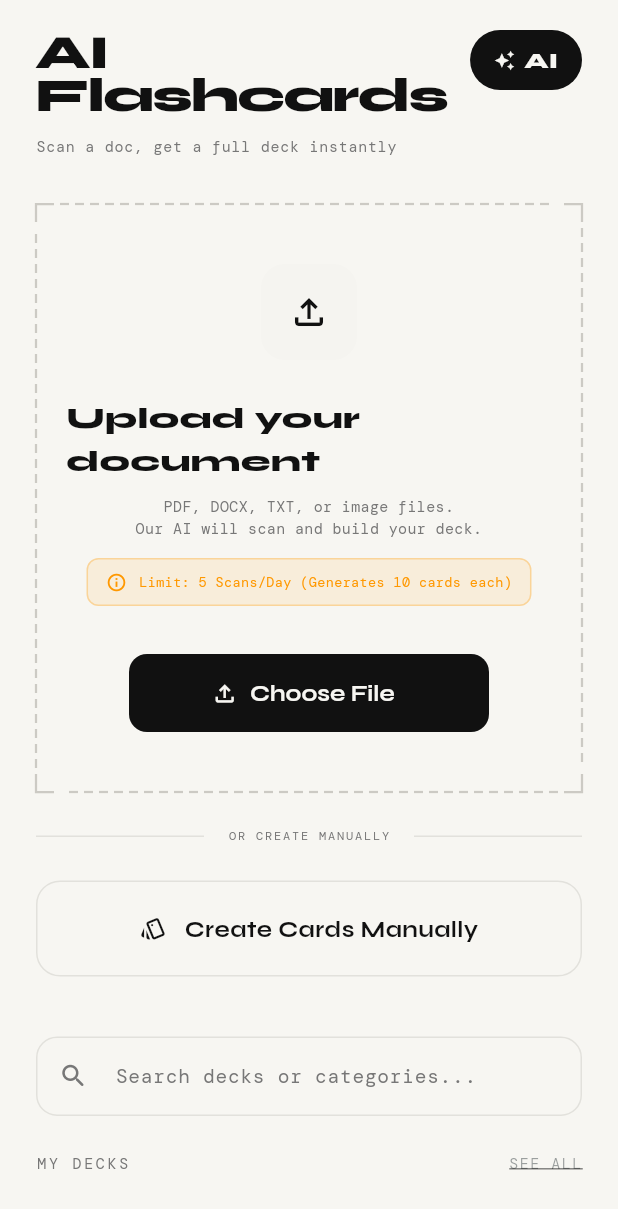
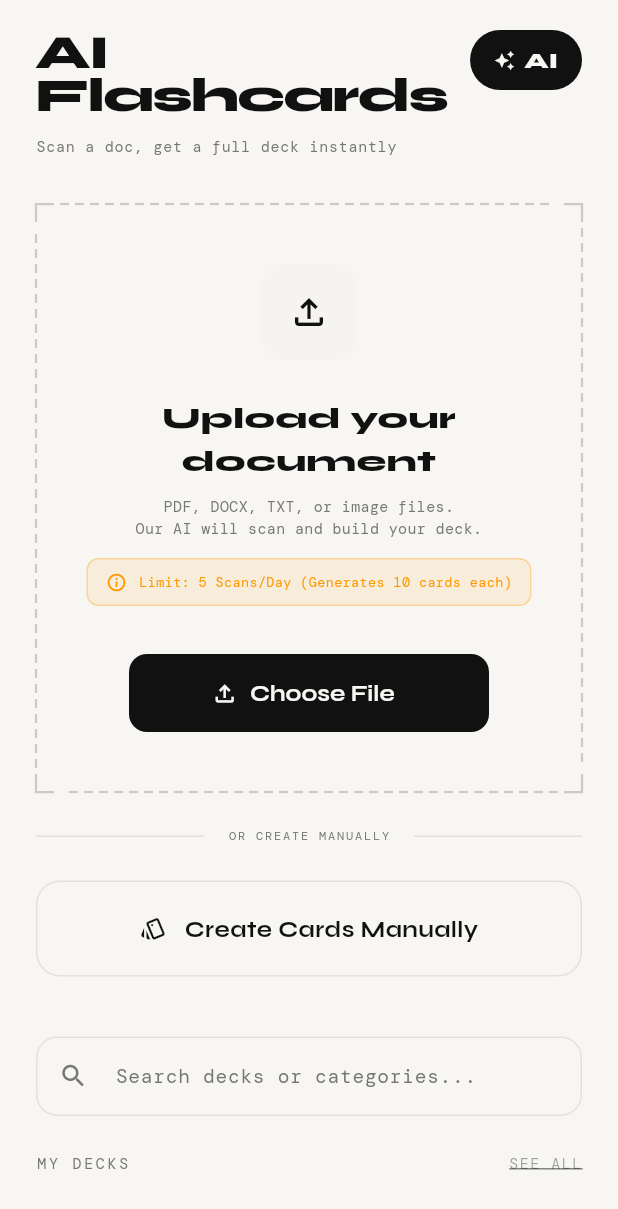
Before and after one commit to granthaielabad/taskquest, a Flutter app: the screen it shows once a user with an empty profile is signed in, item 2 of the bottom bar chosen, after a tap on the "play arrow" icon, on a phone screen of 412 x 824 dp. Shown: the top 1209 px of the screen. Run offline on Flutter 3.47's test engine with Material 3 defaults, Android fonts, the phone set to English and light mode, and no system bars; our stand-ins replace audioplayers, cached_network_image, cloud_firestore, confetti, file_picker, firebase_auth and 8 more; missing offline and left inert: markdown, syncfusion_flutter_pdf; accounts and stored records are empty.

Commit message:
fix: changed some text to a more flexible container and size for the text size slider feature

```diff
--- a/lib/features/games/screens/flashcard_scan_screen.dart
+++ b/lib/features/games/screens/flashcard_scan_screen.dart
@@ -155,7 +155,8 @@ class _FlashcardScanScreenState extends ConsumerState<FlashcardScanScreen> {
             mainAxisAlignment: MainAxisAlignment.spaceBetween,
             crossAxisAlignment: CrossAxisAlignment.start,
             children: [
-              Column(
+              Expanded(
+                child: Column(
                   crossAxisAlignment: CrossAxisAlignment.start,
                   children: [
                     Text(
@@ -165,6 +166,7 @@ class _FlashcardScanScreenState extends ConsumerState<FlashcardScanScreen> {
                         height: 0.9,
                         letterSpacing: -1.2,
                       ),
+                      softWrap: true,
                     ),
                     const SizedBox(height: 12),
                     const Text(
@@ -175,9 +177,12 @@ class _FlashcardScanScreenState extends ConsumerState<FlashcardScanScreen> {
                         letterSpacing: 0.5,
                         color: AppTheme.muted,
                       ),
+                      softWrap: true,
                     ),
                   ],
                 ),
+              ),
+              const SizedBox(width: 12),
               _buildAIBadge(),
             ],
           ),
@@ -552,6 +557,8 @@ class _FlashcardScanScreenState extends ConsumerState<FlashcardScanScreen> {
                 fontWeight: FontWeight.w800,
                 fontSize: 20,
               ),
+              softWrap: true,
+              textAlign: TextAlign.center,
             ),
             const SizedBox(height: 8),
             const Text(
@@ -563,6 +570,7 @@ class _FlashcardScanScreenState extends ConsumerState<FlashcardScanScreen> {
                 height: 1.5,
                 color: AppTheme.muted,
               ),
+              softWrap: true,
             ),
             const SizedBox(height: 12),
             Container(
@@ -577,12 +585,15 @@ class _FlashcardScanScreenState extends ConsumerState<FlashcardScanScreen> {
                 children: const [
                   Icon(Icons.info_outline, size: 14, color: Colors.orange),
                   SizedBox(width: 8),
-                  Text(
+                  Flexible(
+                    child: Text(
                       'Limit: 5 Scans/Day (Generates 10 cards each)',
                       style: TextStyle(
                         fontFamily: 'DM Mono',
                         fontSize: 9,
                         color: Colors.orange,
+                      ),
+                      softWrap: true,
                     ),
                   ),
                 ],
--- a/lib/features/games/screens/games_screen.dart
+++ b/lib/features/games/screens/games_screen.dart
@@ -2,6 +2,7 @@ import 'package:flutter/material.dart';
 import 'package:flutter_riverpod/flutter_riverpod.dart';
 import 'package:taskquest/core/theme/app_theme.dart';
 import 'package:taskquest/features/auth/providers/user_provider.dart';
+import 'package:taskquest/core/providers/theme_provider.dart';
 import 'flashcard_scan_screen.dart';
 import 'game_lobby_screen.dart';
 import 'code_blocks_gameplay_screen.dart';
@@ -24,6 +25,7 @@ class _GamesScreenState extends ConsumerState<GamesScreen> {
     final theme = Theme.of(context);
     final colorScheme = theme.colorScheme;
     final userAsync = ref.watch(userProfileProvider);
+    final textScale = ref.watch(textScaleProvider);
 
     return Scaffold(
       backgroundColor: theme.scaffoldBackgroundColor,
@@ -38,7 +40,8 @@ class _GamesScreenState extends ConsumerState<GamesScreen> {
               Row(
                 mainAxisAlignment: MainAxisAlignment.spaceBetween,
                 children: [
-                  Column(
+                  Expanded(
+                    child: Column(
                       crossAxisAlignment: CrossAxisAlignment.start,
                       children: [
                         Text(
@@ -51,6 +54,7 @@ class _GamesScreenState extends ConsumerState<GamesScreen> {
                             letterSpacing: -1.2,
                             color: colorScheme.onSurface,
                           ),
+                          softWrap: true,
                         ),
                         const SizedBox(height: 12),
                         Text(
@@ -61,8 +65,10 @@ class _GamesScreenState extends ConsumerState<GamesScreen> {
                             letterSpacing: 0.5,
                             color: colorScheme.onSurfaceVariant,
                           ),
+                          softWrap: true,
                         ),
                       ],
+                    ),
                   ),
                   userAsync.when(
                     data: (user) => Container(
@@ -72,6 +78,7 @@ class _GamesScreenState extends ConsumerState<GamesScreen> {
                         borderRadius: BorderRadius.circular(24),
                       ),
                       child: Row(
+                        mainAxisSize: MainAxisSize.min,
                         children: [
                           Icon(Icons.star_rounded, color: colorScheme.surface, size: 14),
                           const SizedBox(width: 6),
@@ -151,14 +158,14 @@ class _GamesScreenState extends ConsumerState<GamesScreen> {
               ),
               const SizedBox(height: 16),
 
-              // Grid of Other Modes
+              // Grid of Other Modes - Dynamic aspect ratio based on text scale
               GridView.count(
                 shrinkWrap: true,
                 physics: const NeverScrollableScrollPhysics(),
                 crossAxisCount: 2,
                 crossAxisSpacing: 16,
                 mainAxisSpacing: 16,
-                childAspectRatio: 0.85,
+                childAspectRatio: 0.85 / textScale.clamp(1.0, 1.4),
                 children: [
                   _buildGameCard(
                     context,
@@ -322,6 +329,7 @@ class _GamesScreenState extends ConsumerState<GamesScreen> {
               fontSize: 32,
               color: colorScheme.surface,
             ),
+            softWrap: true,
           ),
           const SizedBox(height: 12),
           Text(
@@ -332,12 +340,16 @@ class _GamesScreenState extends ConsumerState<GamesScreen> {
               height: 1.5,
               color: colorScheme.surface.withValues(alpha: 0.5),
             ),
+            softWrap: true,
           ),
           const SizedBox(height: 32),
           Row(
             mainAxisAlignment: MainAxisAlignment.spaceBetween,
             children: [
-              Row(
+              Flexible(
+                child: SingleChildScrollView(
+                  scrollDirection: Axis.horizontal,
+                  child: Row(
                     children: [
                       _buildStat('48', 'CARDS DONE'),
                       const SizedBox(width: 24),
@@ -346,6 +358,9 @@ class _GamesScreenState extends ConsumerState<GamesScreen> {
                       _buildStat('85%', 'ACCURACY'),
                     ],
                   ),
+                ),
+              ),
+              const SizedBox(width: 12),
               GestureDetector(
                 onTap: () => Navigator.push(context, MaterialPageRoute(builder: (context) => const FlashcardScanScreen())),
                 child: Container(
@@ -432,7 +447,9 @@ class _GamesScreenState extends ConsumerState<GamesScreen> {
           border: Border.all(color: colorScheme.outline),
           borderRadius: BorderRadius.circular(24),
         ),
-        child: Column(
+        child: LayoutBuilder(
+          builder: (context, constraints) {
+            return Column(
               crossAxisAlignment: CrossAxisAlignment.start,
               children: [
                 Row(
@@ -468,7 +485,13 @@ class _GamesScreenState extends ConsumerState<GamesScreen> {
                     ),
                   ],
                 ),
-            const Spacer(),
+                const SizedBox(height: 12),
+                Expanded(
+                  child: SingleChildScrollView(
+                    physics: const NeverScrollableScrollPhysics(), // Only scroll if absolutely necessary
+                    child: Column(
+                      crossAxisAlignment: CrossAxisAlignment.start,
+                      children: [
                         Text(
                           title,
                           style: TextStyle(
@@ -481,19 +504,23 @@ class _GamesScreenState extends ConsumerState<GamesScreen> {
                         const SizedBox(height: 4),
                         Text(
                           desc,
-              maxLines: 2,
                           style: TextStyle(
                             fontFamily: 'DM Mono',
                             fontSize: 9,
-                height: 1.3,
+                            height: 1.2,
                             color: colorScheme.onSurfaceVariant,
+                          ),
+                        ),
+                      ],
+                    ),
                   ),
                 ),
                 const SizedBox(height: 12),
                 Row(
                   mainAxisAlignment: MainAxisAlignment.spaceBetween,
                   children: [
-                _buildTag(context, tag),
+                    Flexible(child: _buildTag(context, tag)),
+                    const SizedBox(width: 4),
                     Text(
                       xp,
                       style: TextStyle(
@@ -506,6 +533,8 @@ class _GamesScreenState extends ConsumerState<GamesScreen> {
                   ],
                 ),
               ],
+            );
+          },
         ),
       ),
     );
--- a/lib/features/home/screens/home_screen.dart
+++ b/lib/features/home/screens/home_screen.dart
@@ -124,7 +124,8 @@ class HomeScreen extends ConsumerWidget {
           child: Row(
             mainAxisAlignment: MainAxisAlignment.spaceBetween,
             children: [
-              Column(
+              Expanded(
+                child: Column(
                   crossAxisAlignment: CrossAxisAlignment.start,
                   children: [
                     Text(
@@ -135,6 +136,7 @@ class HomeScreen extends ConsumerWidget {
                         letterSpacing: 1.2,
                         color: colorScheme.onSurfaceVariant,
                       ),
+                      softWrap: true,
                     ),
                     const SizedBox(height: 4),
                     Text(
@@ -146,9 +148,12 @@ class HomeScreen extends ConsumerWidget {
                         letterSpacing: -0.84,
                         color: colorScheme.onSurface,
                       ),
+                      softWrap: true,
                     ),
                   ],
                 ),
+              ),
+              const SizedBox(width: 12),
               IconButton(
                 icon: Icon(Icons.notifications_none_rounded, color: colorScheme.onSurface),
                 onPressed: () {
@@ -321,7 +326,8 @@ class HomeScreen extends ConsumerWidget {
           mainAxisAlignment: MainAxisAlignment.spaceBetween,
           crossAxisAlignment: CrossAxisAlignment.end,
           children: [
-            Column(
+            Flexible(
+              child: Column(
                 crossAxisAlignment: CrossAxisAlignment.start,
                 children: [
                   Text(
@@ -361,7 +367,9 @@ class HomeScreen extends ConsumerWidget {
                     ],
                   ),
                   const SizedBox(height: 12),
-                Row(
+                  SingleChildScrollView(
+                    scrollDirection: Axis.horizontal,
+                    child: Row(
                       children: ['M', 'T', 'W', 'T', 'F', 'S', 'S']
                           .asMap()
                           .entries
@@ -393,9 +401,13 @@ class HomeScreen extends ConsumerWidget {
                           })
                           .toList(),
                     ),
+                  ),
                 ],
               ),
-            Column(
+            ),
+            const SizedBox(width: 12),
+            Flexible(
+              child: Column(
                 crossAxisAlignment: CrossAxisAlignment.end,
                 children: [
                   Text(
@@ -407,6 +419,7 @@ class HomeScreen extends ConsumerWidget {
                       color: colorScheme.surface,
                       letterSpacing: -0.32,
                     ),
+                    softWrap: false,
                   ),
                   const SizedBox(height: 2),
                   Text(
@@ -417,6 +430,7 @@ class HomeScreen extends ConsumerWidget {
                       letterSpacing: 0.9,
                       color: colorScheme.surface.withValues(alpha: 0.5),
                     ),
+                    softWrap: false,
                   ),
                   const SizedBox(height: 8),
                   SizedBox(
@@ -432,6 +446,7 @@ class HomeScreen extends ConsumerWidget {
                     ),
                   ),
                 ],
+              ),
             ),
           ],
         ),
--- a/lib/features/settings/appearance_screen.dart
+++ b/lib/features/settings/appearance_screen.dart
@@ -53,13 +53,16 @@ class _AppearanceScreenState extends ConsumerState<AppearanceScreen> {
                     ),
                   ),
                   const SizedBox(width: 20),
-                  const Text(
+                  const Expanded(
+                    child: Text(
                       'Appearance',
                       style: TextStyle(
                         fontFamily: 'Syne',
                         fontWeight: FontWeight.w800,
                         fontSize: 24,
                         letterSpacing: -0.5,
+                      ),
+                      softWrap: true,
                     ),
                   ),
                 ],
```
Also changed, not shown: lib/features/explore/screens/explore_screen.dart (+50 -20 lines). Lines whose indentation alone changed are shown as unchanged.
